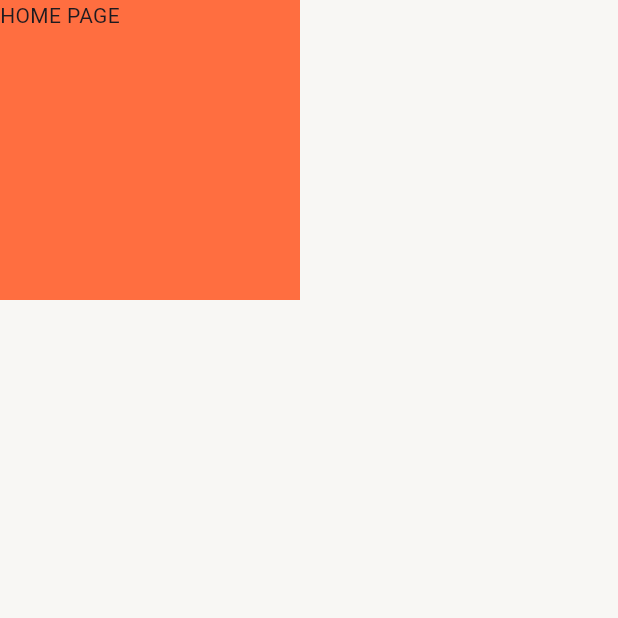
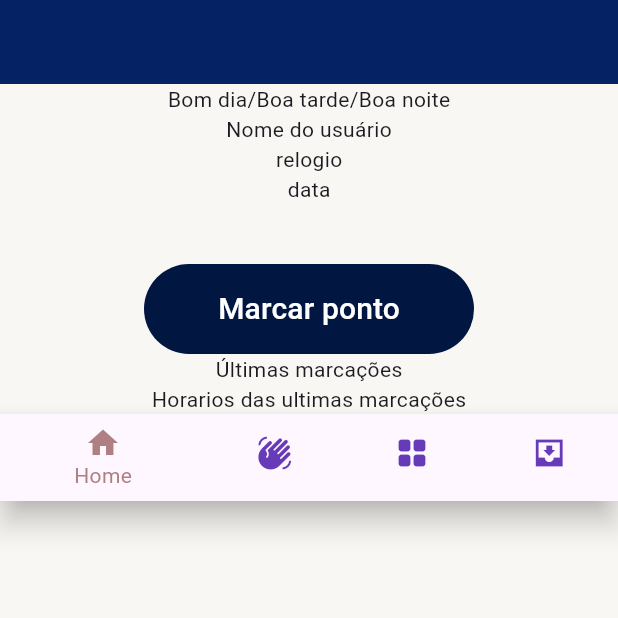
Before and after one commit to anaclara-s/timecheck, a Flutter app: the HomePage screen opened directly, on a phone screen of 412 x 824 dp, the top half of it. Run offline on Flutter 3.47's test engine with Material 3 defaults, Android fonts, the phone set to English and light mode, and no system bars.

```diff
--- a/lib/home/home_page.dart
+++ b/lib/home/home_page.dart
@@ -1,4 +1,8 @@
 import 'package:flutter/material.dart';
+import 'package:timecheck/shared/widgets/custom_bottom_navigator_bar.dart';
+import 'package:timecheck/shared/widgets/custom_text_button.dart';
+
+import '../shared/widgets/custom_appbar.dart';
 
 class HomePage extends StatelessWidget {
   const HomePage({super.key});
@@ -6,12 +10,18 @@ class HomePage extends StatelessWidget {
   @override
   Widget build(BuildContext context) {
     return Scaffold(
-      body: Container(
-        width: 200,
-        height: 200,
-        color: Colors.deepOrangeAccent,
-        child: Text('HOME PAGE'),
-      ),
-    );
+        appBar: CustomAppbarWidget(),
+        body: Column(
+          children: [
+            Text('Bom dia/Boa tarde/Boa noite'),
+            Text('Nome do usuário'),
+            Text('relogio'),
+            Text('data'),
+            CustomTextButtonWidget(onPressed: () {}, text: 'Marcar ponto'),
+            Text('Últimas marcações'),
+            Text('Horarios das ultimas marcações'),
+            CustomBottomNavigatorBarWidget(),
+          ],
+        ));
   }
 }
--- a/lib/login/login_page.dart
+++ b/lib/login/login_page.dart
@@ -33,7 +33,7 @@ class _LoginPageState extends State<LoginPage> {
         _isLoading = false;
       });
 
-      if (response != null && response['sucess'] == true) {
+      if (response['sucess'] == true) {
         ScaffoldMessenger.of(context).showSnackBar(
           SnackBar(content: Text(response['mensage'])),
         );
@@ -45,7 +45,7 @@ class _LoginPageState extends State<LoginPage> {
         );
       } else {
         ScaffoldMessenger.of(context).showSnackBar(
-          SnackBar(content: Text(response?['mensage'] ?? 'Erro desconhecido')),
+          SnackBar(content: Text(response['mensage'] ?? 'Erro desconhecido')),
         );
       }
     }
--- a/lib/services/auth_service.dart
+++ b/lib/services/auth_service.dart
@@ -19,14 +19,20 @@ class AuthService {
         body: jsonEncode({'usuario': usuario, 'senha': senha}),
       );
 
+      final data = jsonDecode(response.body);
+
       if (response.statusCode == 200) {
-        final data = jsonDecode(response.body);
         return data;
-      } else {
-        return {'sucess': false, 'mensage': 'Erro ao conectar ao servidor1'};
+      }
+      // Retorna a mensagem de erro da API
+      else {
+        return {
+          'sucess': false,
+          'mensage': data['mensage'] ?? 'Erro desconhecido'
+        };
       }
     } catch (e) {
-      return {'sucess': false, 'mensage': 'Erro ao conectar ao servidor2'};
+      return {'sucess': false, 'mensage': 'Erro ao conectar ao servidor'};
     }
   }
 }
--- a/lib/shared/widgets/custom_appbar.dart
+++ b/lib/shared/widgets/custom_appbar.dart
@@ -1,9 +1,12 @@
 import 'package:flutter/material.dart';
-import 'package:timecheck/shared/constants.dart';
+
+import '../constants.dart';
 
 class CustomAppbarWidget extends StatelessWidget
     implements PreferredSizeWidget {
-  const CustomAppbarWidget({super.key});
+  const CustomAppbarWidget({
+    super.key,
+  });
 
   @override
   Widget build(BuildContext context) {
--- /dev/null
+++ b/lib/shared/widgets/custom_bottom_navigator_bar.dart
@@ -0,0 +1,22 @@
+import 'package:flutter/material.dart';
+
+class CustomBottomNavigatorBarWidget extends StatelessWidget {
+  const CustomBottomNavigatorBarWidget({super.key});
+
+  @override
+  Widget build(BuildContext context) {
+    return BottomNavigationBar(
+      selectedItemColor: const Color.fromARGB(221, 163, 110, 110),
+      unselectedItemColor: Colors.deepPurple,
+      items: [
+        BottomNavigationBarItem(icon: Icon(Icons.home), label: 'Home'),
+        BottomNavigationBarItem(
+            icon: Icon(Icons.waving_hand_rounded), label: 'Solicitações'),
+        BottomNavigationBarItem(
+            icon: Icon(Icons.grid_view_rounded), label: 'Mais informações'),
+        BottomNavigationBarItem(
+            icon: Icon(Icons.move_to_inbox_sharp), label: 'Relatórios'),
+      ],
+    );
+  }
+}
```
Also changed, not shown: lib/main.dart (+3 -6 lines).
